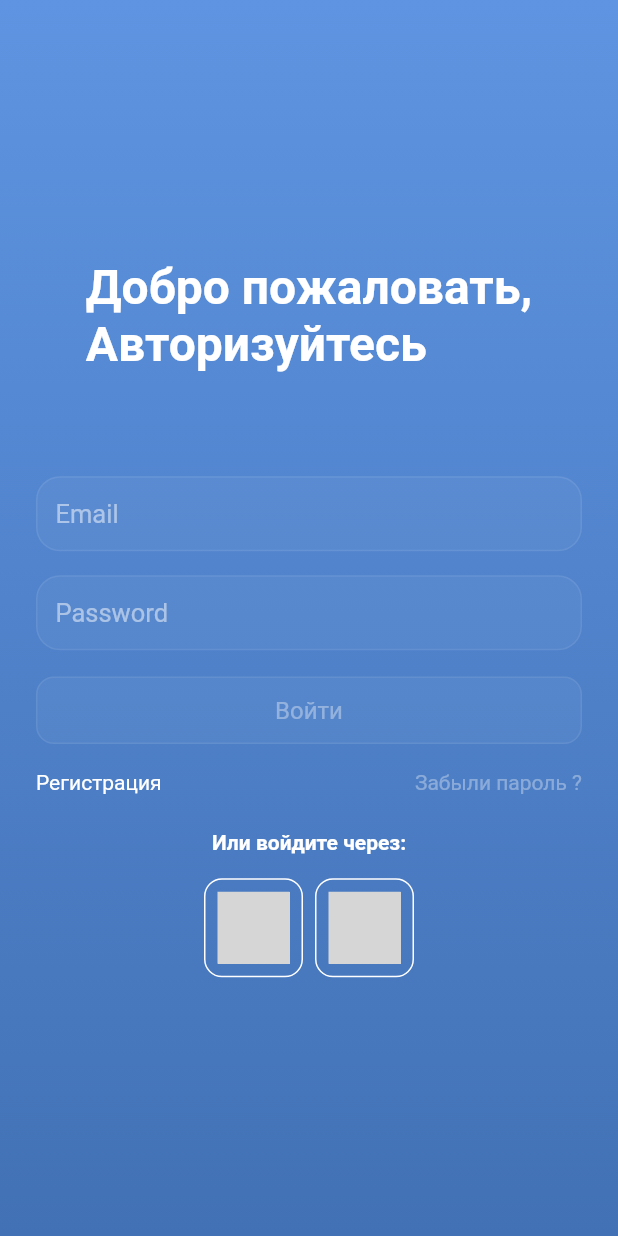
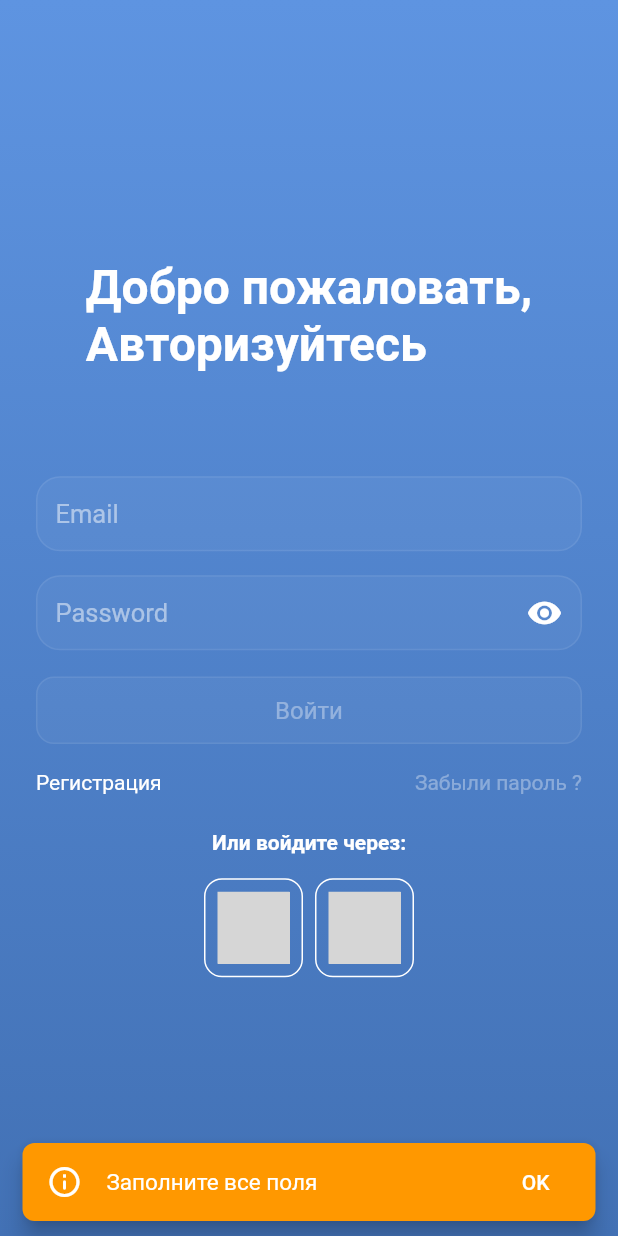
Before and after one commit to sunya1/test_app, a Flutter app: the screen it shows after launch, after a tap on "Войти", on a phone screen of 412 x 824 dp. Run offline on Flutter 3.47's test engine with Material 2 defaults, Android fonts, the phone set to English and light mode, and no system bars; our stand-ins replace dio, equatable, flutter_bloc, flutter_svg, get_it, shared_preferences; grey boxes are pictures that could not be loaded.

Commit message:
auth done , launcher added

```diff
--- a/lib/auth/cubit/auth_cubit.dart
+++ b/lib/auth/cubit/auth_cubit.dart
@@ -1,11 +1,48 @@
+import 'package:flutter/material.dart';
 import 'package:flutter_bloc/flutter_bloc.dart';
+import 'package:shared_preferences/shared_preferences.dart';
+import 'package:test_app/di/di_locator.dart';
+import 'package:test_app/domain/auth/use_case/auth_use_case.dart';
 
 import 'auth_state.dart';
 
 class AuthCubit extends Cubit<AuthState> {
-  AuthCubit(AuthState initialState) : super(initialState);
+  AuthCubit()
+      : _authUserUseCase = locator(),
+        super(InitialState());
+  AuthUserUseCase _authUserUseCase;
 
+  final TextEditingController _textEmailController = TextEditingController();
+  TextEditingController get getTextEmailController => _textEmailController;
+
+  final TextEditingController _textPasswordController = TextEditingController();
+  TextEditingController get getTextPasswordController =>
+      _textPasswordController;
+
+  late SharedPreferences prefs;
   Future<void> authUser() async {
+    if (_textEmailController.text.isNotEmpty &&
+        _textPasswordController.text.isNotEmpty) {
+      try {
+        emit(LoadingState());
+        final _res = await _authUserUseCase.call(
+            _textEmailController.text, _textPasswordController.text);
+        print(_res.accessToken + " hererere");
+        emit(AuthSuccessState(accessToken: _res.accessToken));
+      } catch (e) {
+        emit(ErrorState(error: e.toString()));
+      }
+    } else {
+      emit(FillAllFieldsState());
+    }
+  }
 
+  void setAccessToken(String accessToken) async {
+    prefs = await SharedPreferences.getInstance();
+    prefs.setString('accessToken', accessToken);
+  }
+
+  void setShowPassword(bool isObscureText) {
+    emit(ShowPasswordState(isObscureText: isObscureText));
   }
 }
--- a/lib/auth/cubit/auth_state.dart
+++ b/lib/auth/cubit/auth_state.dart
@@ -4,3 +4,31 @@ abstract class AuthState extends Equatable {
   @override
   List<Object> get props => [];
 }
+class InitialState extends AuthState{}
+class LoadingState extends AuthState {}
+
+class AuthSuccessState extends AuthState {
+  final String accessToken;
+
+  AuthSuccessState({required this.accessToken});
+  @override
+  List<Object> get props => [accessToken];
+}
+
+class ErrorState extends AuthState {
+  final String error;
+
+  ErrorState({required this.error});
+  @override
+  List<Object> get props => [error];
+}
+
+class FillAllFieldsState extends AuthState {}
+
+class ShowPasswordState extends AuthState{
+   final bool isObscureText;
+
+  ShowPasswordState({required this.isObscureText});
+  @override
+  List<Object> get props => [isObscureText];
+}
--- /dev/null
+++ b/lib/auth/ui/login_screen.dart
@@ -0,0 +1,216 @@
+import 'package:flutter/material.dart';
+import 'package:flutter_bloc/flutter_bloc.dart';
+import 'package:flutter_svg/flutter_svg.dart';
+import 'package:test_app/app_custom_button.dart';
+import 'package:test_app/app_icons.dart';
+import 'package:test_app/auth/cubit/auth_cubit.dart';
+import 'package:test_app/auth/cubit/auth_state.dart';
+import 'package:test_app/colors.dart';
+import 'package:test_app/custom_text_field.dart';
+import 'package:test_app/home/home_screen.dart';
+
+class LoginScreen extends StatelessWidget {
+  const LoginScreen({Key? key}) : super(key: key);
+
+  @override
+  Widget build(BuildContext context) {
+    bool _obscureText = true;
+
+    return Scaffold(
+      body: BlocListener<AuthCubit, AuthState>(
+          listener: (_, state) {
+            if (state is FillAllFieldsState) {
+              _showWarningSnackBar(context, "Заполните все поля");
+            } else if (state is AuthSuccessState) {
+              context.read<AuthCubit>().setAccessToken(state.accessToken);
+              Navigator.pushReplacement<void, void>(
+                context,
+                MaterialPageRoute<void>(
+                  builder: (BuildContext context) => const HomeScreen(),
+                ),
+              );
+            } else if (state is ShowPasswordState) {
+              _obscureText = state.isObscureText;
+            }
+          },
+          child: Container(
+            decoration: BoxDecoration(
+              gradient: LinearGradient(
+                begin: Alignment.topCenter,
+                end: Alignment.bottomCenter,
+                colors: <Color>[
+                  AppColors.loginBgColor,
+                  AppColors.loginBgSecondColor
+                ], // red to yellow
+              ),
+            ),
+            child: Padding(
+              padding: const EdgeInsets.symmetric(horizontal: 24),
+              child: Center(
+                child: Column(
+                    mainAxisAlignment: MainAxisAlignment.center,
+                    children: [
+                      const Padding(
+                        padding: EdgeInsets.only(bottom: 69),
+                        child: Text("Добро пожаловать,\nАвторизуйтесь ",
+                            style: TextStyle(
+                              color: Colors.white,
+                              fontSize: 32,
+                              fontWeight: FontWeight.w700,
+                            )),
+                      ),
+                      CustomTextField(
+                          textColor: Colors.white,
+                          bgColor: AppColors.elementsBgColor,
+                          borderColor: AppColors.textFieldBorderColor,
+                          focusedBorderColor: Colors.white,
+                          hintColor: AppColors.hintColors,
+                          keyboardType: TextInputType.emailAddress,
+                          hintText: 'Email',
+                          textEditingController:
+                              context.read<AuthCubit>().getTextEmailController),
+                      BlocBuilder<AuthCubit, AuthState>(builder: (_, state) {
+                        return Padding(
+                          padding: const EdgeInsets.symmetric(vertical: 16.0),
+                          child: CustomTextField(
+                              bgColor: AppColors.elementsBgColor,
+                              borderColor: AppColors.textFieldBorderColor,
+                              focusedBorderColor: Colors.white,
+                              hintColor: AppColors.hintColors,
+                              obscureText: state is ShowPasswordState
+                                  ? state.isObscureText
+                                  : _obscureText,
+                              isPassword: true,
+                              keyboardType: TextInputType.text,
+                              textColor: Colors.white,
+                              hintText: 'Password',
+                              textEditingController: context
+                                  .read<AuthCubit>()
+                                  .getTextPasswordController,
+                              onTapSuffixIcon: () {
+                                context
+                                    .read<AuthCubit>()
+                                    .setShowPassword(!_obscureText);
+                              }),
+                        );
+                      }),
+                      Row(
+                        children: [
+                          Expanded(
+                            child: AppCustomElevatedButton(
+                              text: 'Войти',
+                              onPressed: () {
+                                context.read<AuthCubit>().authUser();
+                              },
+                              bgColor: AppColors.elementsBgColor,
+                              borderColor: AppColors.textFieldBorderColor,
+                              fontSize: 16,
+                              textColor: Colors.white.withOpacity(0.37),
+                            ),
+                          ),
+                        ],
+                      ),
+                      Padding(
+                        padding: const EdgeInsets.only(top: 16, bottom: 24),
+                        child: Row(
+                          mainAxisAlignment: MainAxisAlignment.spaceBetween,
+                          children: [
+                            InkWell(
+                                onTap: () {
+                                  print("go to registration");
+                                },
+                                child: const Text(
+                                  "Регистрация",
+                                  style: TextStyle(
+                                      color: Colors.white,
+                                      fontSize: 14,
+                                      fontWeight: FontWeight.w400),
+                                )),
+                            InkWell(
+                                onTap: () {
+                                  print("go to foreget password");
+                                },
+                                child: Text(
+                                  "Забыли пароль ?",
+                                  style: TextStyle(
+                                      color: Colors.white.withOpacity(0.35),
+                                      fontSize: 14,
+                                      fontWeight: FontWeight.w400),
+                                )),
+                          ],
+                        ),
+                      ),
+                      const Text("Или войдите через:",
+                          style: TextStyle(
+                            color: Colors.white,
+                            fontSize: 14,
+                            fontWeight: FontWeight.w700,
+                          )),
+                      const SizedBox(
+                        height: 16,
+                      ),
+                      Row(
+                        mainAxisAlignment: MainAxisAlignment.center,
+                        children: [
+                          Container(
+                            padding: const EdgeInsets.all(8),
+                            decoration: BoxDecoration(
+                              borderRadius: BorderRadius.circular(12),
+                              border: Border.all(width: 1, color: Colors.white),
+                            ),
+                            child: SvgPicture.asset(AppIcons.googleIcon),
+                          ),
+                          const SizedBox(
+                            width: 8,
+                          ),
+                          Container(
+                            padding: const EdgeInsets.all(8),
+                            decoration: BoxDecoration(
+                              borderRadius: BorderRadius.circular(12),
+                              border: Border.all(width: 1, color: Colors.white),
+                            ),
+                            child: SvgPicture.asset(AppIcons.facebookIcon),
+                          ),
+                        ],
+                      )
+                    ]),
+              ),
+            ),
+          )),
+    );
+  }
+
+  void _showWarningSnackBar(
+    BuildContext context,
+    String text,
+  ) {
+    ScaffoldMessenger.of(context)
+      ..removeCurrentSnackBar()
+      ..showSnackBar(
+        SnackBar(
+          duration: const Duration(seconds: 8),
+          backgroundColor: Colors.orange,
+          behavior: SnackBarBehavior.floating,
+          shape: const RoundedRectangleBorder(
+            borderRadius: BorderRadius.all(Radius.circular(8)),
+          ),
+          action: SnackBarAction(
+              label: 'OK', textColor: Colors.white, onPressed: () {}),
+          content: Row(
+            mainAxisAlignment: MainAxisAlignment.spaceBetween,
+            children: [
+              const Icon(Icons.info_outline_rounded, color: Colors.white),
+              Expanded(
+                child: Padding(
+                  padding: const EdgeInsets.only(left: 16),
+                  child: Text(text,
+                      style:
+                          const TextStyle(color: Colors.white, fontSize: 15)),
+                ),
+              ),
+            ],
+          ),
+        ),
+      );
+  }
+}
--- a/lib/constants/global_pref_constants.dart
+++ b/lib/constants/global_pref_constants.dart
@@ -1,3 +1,4 @@
 class GlobalPrefConstants {
   static const String baseUrl = 'https://api.shymbulak-dev.com';
+  static const String accessTokenPref = 'accessToken';
 }
--- a/lib/custom_text_field.dart
+++ b/lib/custom_text_field.dart
@@ -8,29 +8,59 @@ class CustomTextField extends StatelessWidget {
   final Color hintColor;
   final TextInputType keyboardType;
   final String hintText;
+  final Color textColor;
+  final bool obscureText;
+  final bool isPassword;
+  final Function()? onTapSuffixIcon;
+  final TextEditingController textEditingController;
 
-  const CustomTextField({Key? key, required this.bgColor, required this.borderColor, required this.focusedBorderColor, required this.hintColor, required this.keyboardType, required this.hintText}) : super(key: key);
+  const CustomTextField(
+      {Key? key,
+      required this.bgColor,
+      required this.borderColor,
+      required this.focusedBorderColor,
+      required this.hintColor,
+      required this.keyboardType,
+      required this.hintText,
+      required this.textColor,
+      this.obscureText = false,
+      this.isPassword = false,
+      this.onTapSuffixIcon,
+      required this.textEditingController})
+      : super(key: key);
   @override
   Widget build(BuildContext context) {
     return Container(
-
       decoration: BoxDecoration(
           color: bgColor,
           border: Border.all(width: 1, color: borderColor),
           borderRadius: BorderRadius.circular(16)),
       child: TextField(
+        controller: textEditingController,
+        obscureText: obscureText,
         keyboardType: keyboardType,
         cursorRadius: const Radius.circular(3),
         textAlign: TextAlign.left,
-        style: const TextStyle(fontSize: 17, fontWeight: FontWeight.w400),
+        style: TextStyle(
+            fontSize: 17, fontWeight: FontWeight.w400, color: textColor),
         decoration: InputDecoration(
+            suffixIcon: isPassword
+                ? InkWell(
+                    onTap: onTapSuffixIcon,
+                    child: obscureText
+                        ? const Icon(
+                            Icons.visibility,
+                            color: Colors.white,
+                          )
+                        : const Icon(Icons.visibility_off, color: Colors.white))
+                : const SizedBox(),
             counterText: '',
             contentPadding:
                 const EdgeInsets.only(left: 12, top: 14, bottom: 14),
             hintText: hintText,
             focusedBorder: OutlineInputBorder(
                 borderRadius: BorderRadius.circular(16),
-                borderSide:  BorderSide(color: focusedBorderColor)),
+                borderSide: BorderSide(color: focusedBorderColor)),
             hintStyle: TextStyle(color: hintColor),
             border: InputBorder.none),
       ),
--- a/lib/di/di_locator.dart
+++ b/lib/di/di_locator.dart
@@ -1,10 +1,11 @@
 import 'package:get_it/get_it.dart';
 import 'package:test_app/constants/global_pref_constants.dart';
+import 'package:test_app/data/auth/auth_repository.dart';
 import 'package:test_app/data/traffic/shymbulak_repository.dart';
+import 'package:test_app/domain/auth/use_case/auth_use_case.dart';
 import 'package:test_app/services/shymbulak_service.dart';
 
 import '../network/network_client.dart';
-
 
 final locator = GetIt.instance;
 Future<void> setupLocator() async {
@@ -34,11 +35,12 @@ void _apiServiceModule() async {
 void _repositoryModule() {
   ///платежи
   locator.registerFactory(() => ShymbulakRepository());
+  locator.registerFactory(() => AuthRepository());
 }
 
 /// для useCase
 void _useCaseModule() {
-  // locator.registerFactory(() => GetMoviesInTheatreUseCase());
+  locator.registerFactory(() => AuthUserUseCase());
   // locator.registerFactory(() => GetPopularMoviesUseCase());
   // locator.registerFactory(() => GetDetailedMovieInfoUseCase());
   // locator.registerFactory(() => GetMoviePosterUseCase());
--- /dev/null
+++ b/lib/domain/auth/use_case/auth_use_case.dart
@@ -0,0 +1,13 @@
+import 'package:test_app/data/auth/auth_repository.dart';
+import 'package:test_app/data/auth/models/user_info.dart';
+import 'package:test_app/di/di_locator.dart';
+
+class AuthUserUseCase {
+  AuthUserUseCase() : _authRepository = locator();
+
+  final AuthRepository _authRepository;
+  Future<UserInfo> call(String email, String password) async {
+    final _result = await _authRepository.authUser(email, password);
+    return _result;
+  }
+}
--- /dev/null
+++ b/lib/launcher/cubit/launcher_cubit.dart
@@ -0,0 +1,22 @@
+import 'package:flutter_bloc/flutter_bloc.dart';
+import 'package:shared_preferences/shared_preferences.dart';
+import 'package:test_app/constants/global_pref_constants.dart';
+import 'package:test_app/launcher/cubit/launcher_state.dart';
+
+class LauncherCubit extends Cubit<LauncherState> {
+  LauncherCubit() : super(InitialState());
+
+  late SharedPreferences prefs;
+
+  Future<void> checkForAccessToken() async {
+    emit(LoadingState());
+    prefs = await SharedPreferences.getInstance();
+
+    final accessToken = prefs.getString(GlobalPrefConstants.accessTokenPref);
+    if (accessToken != null) {
+      emit(AuthorizedState());
+    } else {
+      emit(NotYetAuthorizedState());
+    }
+  }
+}
--- /dev/null
+++ b/lib/launcher/cubit/launcher_state.dart
@@ -0,0 +1,16 @@
+import 'package:equatable/equatable.dart';
+
+abstract class LauncherState extends Equatable {
+  @override
+  List<Object> get props => [];
+}
+
+class InitialState extends LauncherState {
+  @override
+  List<Object> get props => [];
+}
+
+class AuthorizedState extends LauncherState {}
+class NotYetAuthorizedState extends LauncherState {}
+
+class LoadingState extends LauncherState{}
--- /dev/null
+++ b/lib/launcher/ui/launcher.dart
@@ -0,0 +1,43 @@
+import 'package:flutter/foundation.dart';
+import 'package:flutter/material.dart';
+import 'package:flutter_bloc/flutter_bloc.dart';
+import 'package:test_app/auth/cubit/auth_cubit.dart';
+import 'package:test_app/auth/ui/login_screen.dart';
+import 'package:test_app/home/home_screen.dart';
+import 'package:test_app/launcher/cubit/launcher_cubit.dart';
+import 'package:test_app/launcher/cubit/launcher_state.dart';
+
+/// Страница для запуска приложения
+/// в зависимости от состояния какую страницу нужно открыть при старте приложения
+class LauncherScreen extends StatefulWidget {
+  const LauncherScreen({Key? key}) : super(key: key);
+
+  @override
+  _LauncherScreenState createState() => _LauncherScreenState();
+}
+
+class _LauncherScreenState extends State<LauncherScreen> {
+  @override
+  void initState() {
+    WidgetsBinding.instance?.addPostFrameCallback((_) async {
+      context.read<LauncherCubit>().checkForAccessToken();
+    });
+    super.initState();
+  }
+
+  @override
+  Widget build(BuildContext context) =>
+      BlocBuilder<LauncherCubit, LauncherState>(
+        builder: (context, state) {
+          if (state is NotYetAuthorizedState) {
+            return BlocProvider(create: (_) => AuthCubit(), child: const LoginScreen());
+          }
+          if (state is AuthorizedState) {
+            return const HomeScreen();
+          }
+          return const Scaffold(body: Center(child: CircularProgressIndicator()));
+        },
+      );
+
+
+}
--- a/lib/login_screen.dart
+++ /dev/null
@@ -1,140 +0,0 @@
-import 'package:flutter/material.dart';
-import 'package:flutter_svg/flutter_svg.dart';
-import 'package:test_app/app_custom_button.dart';
-import 'package:test_app/app_icons.dart';
-import 'package:test_app/colors.dart';
-import 'package:test_app/custom_text_field.dart';
-
-class LoginScreen extends StatelessWidget {
-  const LoginScreen({Key? key}) : super(key: key);
-
-  @override
-  Widget build(BuildContext context) {
-    return Scaffold(
-      body: Container(
-        decoration:  BoxDecoration(
-        gradient: LinearGradient(
-          begin: Alignment.topCenter,
-          end: Alignment.bottomCenter ,
-          colors: <Color>[
-            AppColors.loginBgColor,
-            AppColors.loginBgSecondColor
-          ], // red to yellow
-        ),
-      ),
-        child: Padding(
-          padding: const EdgeInsets.symmetric(horizontal: 24),
-          child: Center(
-            child: Column(
-              mainAxisAlignment: MainAxisAlignment.center,
-              children: [
-              const Padding(
-                padding:  EdgeInsets.only(bottom : 69),
-                child:  Text("Добро пожаловать,\nАвторизуйтесь ",
-                    style: TextStyle(
-                      color: Colors.white,
-                      fontSize: 32,
-                      fontWeight: FontWeight.w700,
-                    )),
-              ),
-              CustomTextField(
-                  bgColor: AppColors.elementsBgColor,
-                  borderColor: AppColors.textFieldBorderColor,
-                  focusedBorderColor: Colors.white,
-                  hintColor: AppColors.hintColors,
-                  keyboardType: TextInputType.emailAddress,
-                  hintText: 'Email'),
-              Padding(
-                padding: const EdgeInsets.symmetric(vertical: 16.0),
-                child: CustomTextField(
-                    bgColor: AppColors.elementsBgColor,
-                    borderColor: AppColors.textFieldBorderColor,
-                    focusedBorderColor: Colors.white,
-                    hintColor: AppColors.hintColors,
-                    keyboardType: TextInputType.visiblePassword,
-                    hintText: 'Password'),
-              ),
-              Row(
-                children: [
-                  Expanded(
-                    child: AppCustomElevatedButton(
-                      text: 'Войти',
-                      onPressed: () {
-                        print("hfhjdsf");
-                      },
-                      bgColor: AppColors.elementsBgColor,
-                      borderColor: AppColors.textFieldBorderColor,
-                      fontSize: 16,
-                      textColor: Colors.white.withOpacity(0.37),
-                    ),
-                  ),
-                ],
-              ),
-              Padding(
-                padding: const EdgeInsets.only(top: 16, bottom: 24),
-                child: Row(
-                  mainAxisAlignment: MainAxisAlignment.spaceBetween,
-                  children: [
-                    InkWell(
-                        onTap: () {
-                          print("go to registration");
-                        },
-                        child: const Text(
-                          "Регистрация",
-                          style: TextStyle(
-                              color: Colors.white,
-                              fontSize: 14,
-                              fontWeight: FontWeight.w400),
-                        )),
-                    InkWell(
-                        onTap: () {
-                          print("go to foreget password");
-                        },
-                        child: Text(
-                          "Забыли пароль ?",
-                          style: TextStyle(
-                              color: Colors.white.withOpacity(0.35),
-                              fontSize: 14,
-                              fontWeight: FontWeight.w400),
-                        )),
-                  ],
-                ),
-              ),
-              const Text("Или войдите через:",
-                  style: TextStyle(
-                    color: Colors.white,
-                    fontSize: 14,
-                    fontWeight: FontWeight.w700,
-                  )),
-              const SizedBox(
-                height: 16,
-              ),
-              Row(
-                mainAxisAlignment: MainAxisAlignment.center,
-                children: [
-                  Container(
-                    padding: const EdgeInsets.all(8),
-                    decoration: BoxDecoration(
-                      borderRadius: BorderRadius.circular(12),
-                      border: Border.all(width: 1 , color: Colors.white),
-                    ),
-                    child: SvgPicture.asset(AppIcons.googleIcon),
-                  ),
-                  const SizedBox(width: 8,),
-                  Container(
-                    padding: const EdgeInsets.all(8),
-                    decoration: BoxDecoration(
-                      borderRadius: BorderRadius.circular(12),
-                      border: Border.all(width: 1 , color: Colors.white),
-                    ),
-                    child: SvgPicture.asset(AppIcons.facebookIcon),
-                  ),
-                ],
-              )
-            ]),
-          ),
-        ),
-      ),
-    );
-  }
-}
--- a/lib/main.dart
+++ b/lib/main.dart
@@ -1,7 +1,11 @@
 import 'package:flutter/material.dart';
+import 'package:flutter_bloc/flutter_bloc.dart';
+import 'package:test_app/auth/cubit/auth_cubit.dart';
 import 'package:test_app/di/di_locator.dart';
+import 'package:test_app/launcher/cubit/launcher_cubit.dart';
 
-import 'login_screen.dart';
+import 'auth/ui/login_screen.dart';
+import 'launcher/ui/launcher.dart';
 
 void main() async {
   WidgetsFlutterBinding.ensureInitialized();
@@ -18,7 +22,7 @@ class MyApp extends StatelessWidget {
     return MaterialApp(
       title: 'Flutter Demo',
       theme: ThemeData(),
-      home: const LoginScreen(),
+      home: BlocProvider(create: (_) => LauncherCubit() , child: const LauncherScreen()),
     );
   }
 }
--- a/pubspec.yaml
+++ b/pubspec.yaml
@@ -39,6 +39,7 @@ dependencies:
   equatable: 2.0.3
   dio: 4.0.6
   get_it: 7.2.0
+  shared_preferences: 2.0.13
 
 dev_dependencies:
   flutter_test:
```
Also changed, not shown: lib/data/auth/auth_repository.dart (+6 -5 lines), lib/data/auth/models/user_info.dart (added, +91 -0 lines), lib/home/home_screen.dart (added, +15 -0 lines), pubspec.lock, 1 other file.
